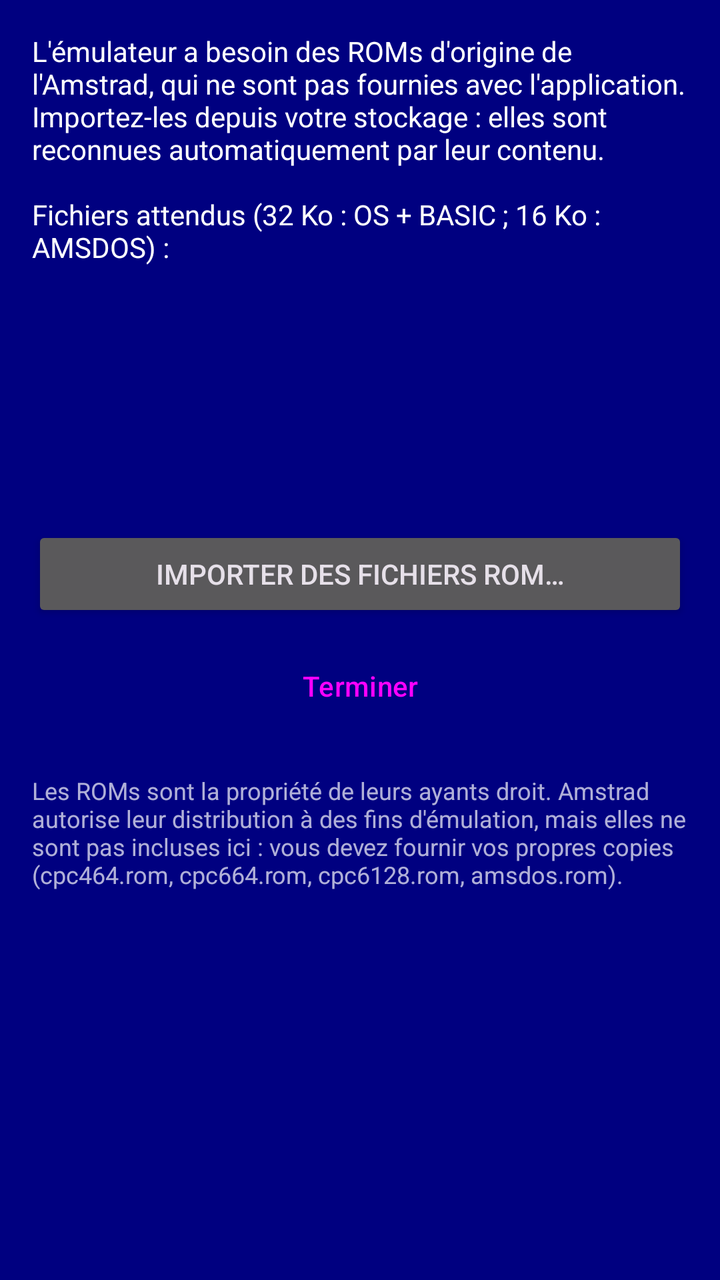
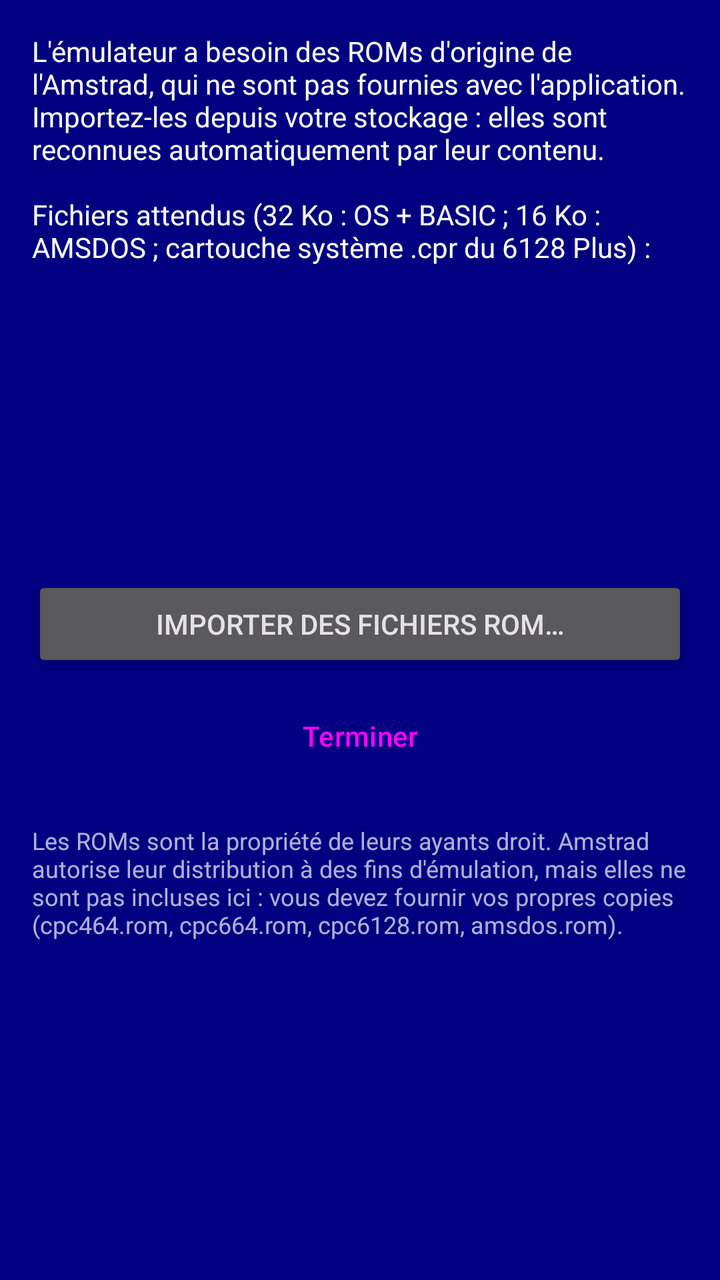

An Android layout rendered at two revisions. The XML below is the earlier revision; the diff shows what the commit changed to produce the second picture.
<!-- AndroidManifest.xml: activity theme Theme.Acpc.WithActionBar -->
<!-- res/layout/activity_rom_setup.xml -->
<?xml version="1.0" encoding="utf-8"?>
<ScrollView xmlns:android="http://schemas.android.com/apk/res/android"
    android:layout_width="match_parent"
    android:layout_height="match_parent">

    <LinearLayout
        android:layout_width="match_parent"
        android:layout_height="wrap_content"
        android:orientation="vertical"
        android:padding="16dp">

        <TextView
            android:layout_width="match_parent"
            android:layout_height="wrap_content"
            android:text="@string/roms_explanation"
            android:textColor="@color/cpc_white" />

        <TextView android:id="@+id/status_464" android:layout_width="match_parent" android:layout_height="wrap_content" android:layout_marginTop="16dp" android:fontFamily="monospace" android:textColor="@color/cpc_yellow" />
        <TextView android:id="@+id/status_664" android:layout_width="match_parent" android:layout_height="wrap_content" android:layout_marginTop="6dp" android:fontFamily="monospace" android:textColor="@color/cpc_yellow" />
        <TextView android:id="@+id/status_6128" android:layout_width="match_parent" android:layout_height="wrap_content" android:layout_marginTop="6dp" android:fontFamily="monospace" android:textColor="@color/cpc_yellow" />
        <TextView android:id="@+id/status_amsdos" android:layout_width="match_parent" android:layout_height="wrap_content" android:layout_marginTop="6dp" android:fontFamily="monospace" android:textColor="@color/cpc_yellow" />

        <Button
            android:id="@+id/button_import"
            android:layout_width="match_parent"
            android:layout_height="wrap_content"
            android:layout_marginTop="20dp"
            android:text="@string/roms_import" />

        <Button
            android:id="@+id/button_done"
            style="@style/Widget.Material3.Button.OutlinedButton"
            android:layout_width="match_parent"
            android:layout_height="wrap_content"
            android:layout_marginTop="8dp"
            android:text="@string/roms_done" />

        <TextView
            android:layout_width="match_parent"
            android:layout_height="wrap_content"
            android:layout_marginTop="20dp"
            android:text="@string/roms_legal"
            android:textColor="#B0FFFFFF"
            android:textSize="12sp" />
    </LinearLayout>
</ScrollView>
<!-- resources referenced by this layout -->
<resources>
  <color name="cpc_white">#FFFFFFFF</color>
  <color name="cpc_yellow">#FFFFFF00</color>
  <string name="roms_done">Terminer</string>
  <string name="roms_explanation">L\'émulateur a besoin des ROMs d\'origine de l\'Amstrad, qui ne sont pas fournies avec l\'application. Importez-les depuis votre stockage : elles sont reconnues automatiquement par leur contenu.\n\nFichiers attendus (32 Ko : OS + BASIC ; 16 Ko : AMSDOS) :</string>
  <string name="roms_import">Importer des fichiers ROM…</string>
  <string name="roms_legal">Les ROMs sont la propriété de leurs ayants droit. Amstrad autorise leur distribution à des fins d\'émulation, mais elles ne sont pas incluses ici : vous devez fournir vos propres copies (cpc464.rom, cpc664.rom, cpc6128.rom, amsdos.rom).</string>
  <style name="Theme.Acpc.WithActionBar" parent="Theme.Material3.Dark.NoActionBar">
          <item name="colorPrimary">@color/cpc_yellow</item>
          <item name="colorOnPrimary">@color/cpc_black</item>
          <item name="android:colorBackground">@color/cpc_blue</item>
          <item name="colorSurface">@color/cpc_blue_dark</item>
          <item name="android:statusBarColor">@color/cpc_blue_dark</item>
          <item name="android:navigationBarColor">@color/cpc_blue_dark</item>
      </style>
  <color name="cpc_black">#FF000000</color>
  <color name="cpc_blue">#FF000080</color>
  <color name="cpc_blue_dark">#FF00003A</color>
</resources>

<!-- the commit's change to res/layout/activity_rom_setup.xml (unified diff, before → after) -->
@@ -19,6 +19,7 @@
         <TextView android:id="@+id/status_664" android:layout_width="match_parent" android:layout_height="wrap_content" android:layout_marginTop="6dp" android:fontFamily="monospace" android:textColor="@color/cpc_yellow" />
         <TextView android:id="@+id/status_6128" android:layout_width="match_parent" android:layout_height="wrap_content" android:layout_marginTop="6dp" android:fontFamily="monospace" android:textColor="@color/cpc_yellow" />
         <TextView android:id="@+id/status_amsdos" android:layout_width="match_parent" android:layout_height="wrap_content" android:layout_marginTop="6dp" android:fontFamily="monospace" android:textColor="@color/cpc_yellow" />
+        <TextView android:id="@+id/status_plus" android:layout_width="match_parent" android:layout_height="wrap_content" android:layout_marginTop="6dp" android:fontFamily="monospace" android:textColor="@color/cpc_yellow" />
 
         <Button
             android:id="@+id/button_import"
<!-- resource entries referenced after the edit -->
@@ -3,7 +3,7 @@
   <color name="cpc_white">#FFFFFFFF</color>
   <color name="cpc_yellow">#FFFFFF00</color>
   <string name="roms_done">Terminer</string>
-  <string name="roms_explanation">L\'émulateur a besoin des ROMs d\'origine de l\'Amstrad, qui ne sont pas fournies avec l\'application. Importez-les depuis votre stockage : elles sont reconnues automatiquement par leur contenu.\n\nFichiers attendus (32 Ko : OS + BASIC ; 16 Ko : AMSDOS) :</string>
+  <string name="roms_explanation">L\'émulateur a besoin des ROMs d\'origine de l\'Amstrad, qui ne sont pas fournies avec l\'application. Importez-les depuis votre stockage : elles sont reconnues automatiquement par leur contenu.\n\nFichiers attendus (32 Ko : OS + BASIC ; 16 Ko : AMSDOS ; cartouche système .cpr du 6128 Plus) :</string>
   <string name="roms_import">Importer des fichiers ROM…</string>
   <string name="roms_legal">Les ROMs sont la propriété de leurs ayants droit. Amstrad autorise leur distribution à des fins d\'émulation, mais elles ne sont pas incluses ici : vous devez fournir vos propres copies (cpc464.rom, cpc664.rom, cpc6128.rom, amsdos.rom).</string>
   <style name="Theme.Acpc.WithActionBar" parent="Theme.Material3.Dark.NoActionBar">
